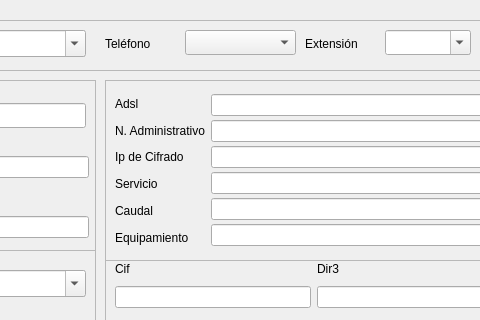
Before: the Qt Designer form sedes.ui in kapazao/GrxMenu, drawn with Qt 5; both pictures show x 535 to 1015 and y 0 to 320 of the 1270 by 830 pixel window.
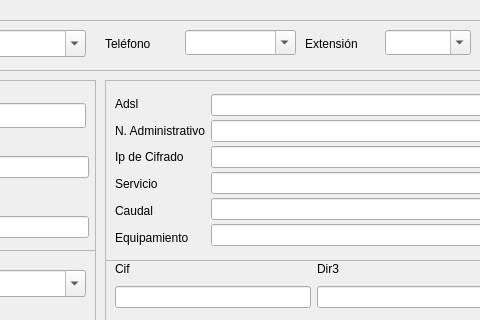
After: the same form once the commit is applied.

Commit message: Arreglado las busquedas de los combobox

Diff of the .ui file:
```diff
--- a/sedes.ui
+++ b/sedes.ui
@@ -108,6 +108,9 @@
       <height>25</height>
      </rect>
     </property>
+    <property name="editable">
+     <bool>true</bool>
+    </property>
    </widget>
    <widget class="QLabel" name="label_35">
     <property name="geometry">
```
Left out of the diff: 64 changed lines with no effect on the pictures. The commit also changes 4 other files.
